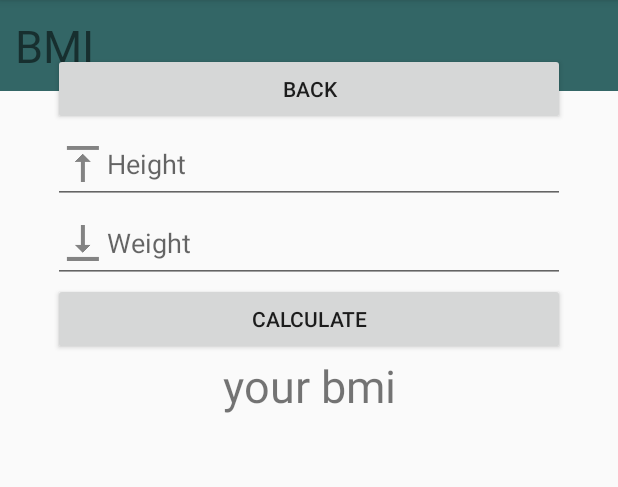
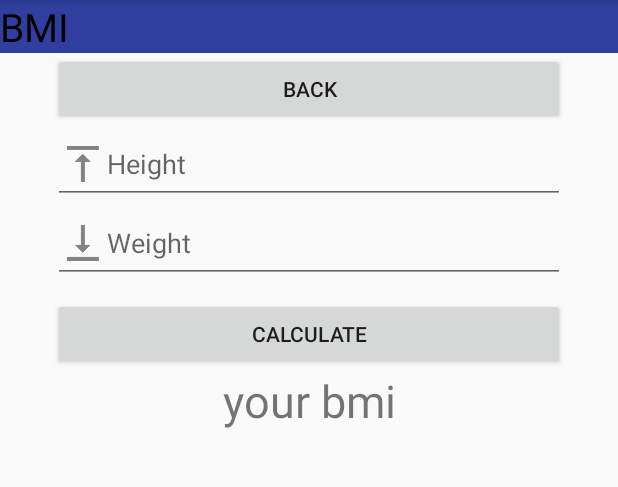
Before and after one commit to 59070178/Healthy, an Android app: the MenuFragment screen opened directly, with no data from a screen before it, after a tap on "BMI", on a phone screen of 412 x 824 dp, the part 84-571 px from its top. Run offline under Robolectric (Android 15) with nearby library versions, the phone set to English and light mode, and no system bars; our stand-ins replace Firebase (no records; nobody signed in at launch, a user with empty details on screens opened directly).

Commit message:
แก้ หน้า Login , UI

```diff
--- a/app/src/main/java/com/example/suttidasat/healthy_new/MenuFragment.java
+++ b/app/src/main/java/com/example/suttidasat/healthy_new/MenuFragment.java
@@ -11,6 +11,7 @@ import android.view.ViewGroup;
 import android.widget.AdapterView;
 import android.widget.ArrayAdapter;
 import android.widget.ListView;
+import android.widget.Toast;
 
 import com.example.suttidasat.healthy_new.weight.WeightFragment;
 import com.google.firebase.auth.FirebaseAuth;
@@ -60,6 +61,9 @@ public class MenuFragment extends Fragment {
                             .commit();
 
                     Log.d("USER", "GOTO BMI");
+                    Toast.makeText
+                            (getContext(),"GO TO BMI",Toast.LENGTH_SHORT)
+                            .show();
 
                 }else if (_menu.get(i).equals("Weight")){
                     getActivity().getSupportFragmentManager()
@@ -69,6 +73,9 @@ public class MenuFragment extends Fragment {
                             .commit();
 
                     Log.d("USER", "GOTO Weight");
+                    Toast.makeText
+                            (getContext(),"GO TO MENU",Toast.LENGTH_SHORT)
+                            .show();
                 }else {
                     firebaseAuth.signOut();
 
@@ -79,6 +86,9 @@ public class MenuFragment extends Fragment {
                             .commit();
 
                     Log.d("USER", "GOTO Login Page");
+                    Toast.makeText
+                            (getContext(),"SING OUT SUCCESS, GO TO LOGIN",Toast.LENGTH_SHORT)
+                            .show();
 
                 }
 
--- a/app/src/main/java/com/example/suttidasat/healthy_new/RegisterFragment.java
+++ b/app/src/main/java/com/example/suttidasat/healthy_new/RegisterFragment.java
@@ -126,6 +126,9 @@ public class RegisterFragment extends Fragment {
                         .addToBackStack(null)
                         .replace(R.id.main_view, new LoginFragment())
                         .commit();
+                Toast.makeText
+                        (getContext(),"Please Verify Your E-Mail",Toast.LENGTH_SHORT)
+                        .show();
 
             }
         }).addOnFailureListener(new OnFailureListener() {
--- a/app/src/main/res/layout/fragment_bmi.xml
+++ b/app/src/main/res/layout/fragment_bmi.xml
@@ -6,47 +6,61 @@
     android:layout_height="wrap_content">
 
     <TextView
+        android:text="@string/bmi"
+        android:textColor="#000000"
+        android:textSize="26dp"
+        android:background="@color/colorPrimaryDark"
         android:layout_width="match_parent"
         android:layout_height="wrap_content"
-        android:text="@string/bmi"
-        android:background="@color/colorGreen"
-        android:textAllCaps="true"
-        android:textSize="30dp"
-        android:padding="10dp"
-        />
+        android:id="@+id/textView" />
 
     <ScrollView
         android:layout_width="match_parent"
         android:layout_height="wrap_content">
+
+
+
         <LinearLayout
+            android:padding="35dp"
             android:layout_width="match_parent"
             android:layout_height="wrap_content"
             android:orientation="vertical"
-            android:padding="35dp">
+            android:weightSum="1">
+
 
             <Button
+                android:text="@string/back_menu"
                 android:layout_width="match_parent"
                 android:layout_height="wrap_content"
-                android:text="@string/back_menu"
-                android:id="@+id/bmi_backBnt"/>
+                android:id="@+id/bmi_backBnt"
+                />
 
             <EditText
+                android:drawableLeft="@drawable/height"
                 android:layout_width="match_parent"
                 android:layout_height="wrap_content"
+                android:inputType="number"
                 android:hint="@string/height"
-                android:drawableLeft="@drawable/height"
-                android:id="@+id/bmi_height"/>
+                android:ems="10"
+                android:id="@+id/bmi_height" />
+
+
+
             <EditText
+                android:drawableLeft="@drawable/weight"
                 android:layout_width="match_parent"
                 android:layout_height="wrap_content"
+                android:inputType="number"
                 android:hint="@string/weight"
-                android:drawableLeft="@drawable/weight"
-                android:id="@+id/bmi_weight"/>
+                android:ems="10"
+                android:id="@+id/bmi_weight" />
+
             <Button
+                android:layout_marginTop="10dp"
                 android:layout_width="match_parent"
                 android:layout_height="wrap_content"
-                android:text="@string/cal"
-                android:id="@+id/btn_cal"></Button>
+                android:id="@+id/btn_cal"
+                android:text="@string/cal"                />
 
             <TextView
                 android:layout_width="match_parent"
@@ -56,18 +70,20 @@
                 android:textAlignment="center"
                 android:textSize="30dp"
                 />
+
             <TextView
+                android:id="@+id/ans_bmi"
+                android:paddingTop="50dp"
+                android:gravity="center"
                 android:layout_width="match_parent"
                 android:layout_height="wrap_content"
-                android:text=""
-                android:layout_gravity="center"
-                android:textAlignment="center"
-                android:textSize="30dp"
-                android:id="@+id/ans_bmi"
-                />
+                android:textSize="40dp" />
+
 
         </LinearLayout>
     </ScrollView>
 
 
+
+
 </android.support.constraint.ConstraintLayout>
--- a/app/src/main/res/layout/fragment_login.xml
+++ b/app/src/main/res/layout/fragment_login.xml
@@ -29,7 +29,7 @@
                 android:drawableLeft="@drawable/user"
                 android:layout_width="match_parent"
                 android:layout_height="wrap_content"
-                android:hint="@string/user_id"
+                android:hint="E-mail"
                 android:layout_gravity="center"
                 android:id="@+id/login_userid"
                 />
--- a/app/src/main/res/layout/fragment_weight.xml
+++ b/app/src/main/res/layout/fragment_weight.xml
@@ -26,6 +26,12 @@
             android:layout_height="417dp"
             android:layout_marginTop="10dp"></ListView>
 
+        <Button
+            android:id="@+id/back_to_menu"
+            android:layout_width="match_parent"
+            android:layout_height="wrap_content"
+            android:background="@color/colorPrimary"
+            android:text="@string/back_menu" />
 
     </LinearLayout>
 
```
Also changed, not shown: app/src/main/java/com/example/suttidasat/healthy_new/BMIFragment.java (+14 -3 lines), app/src/main/java/com/example/suttidasat/healthy_new/LoginFragment.java (+17 -20 lines), app/src/main/java/com/example/suttidasat/healthy_new/weight/WeightFragment.java (+24 -15 lines), app/src/main/java/com/example/suttidasat/healthy_new/weight/WeightFromFragment.java (+9 -0 lines).
